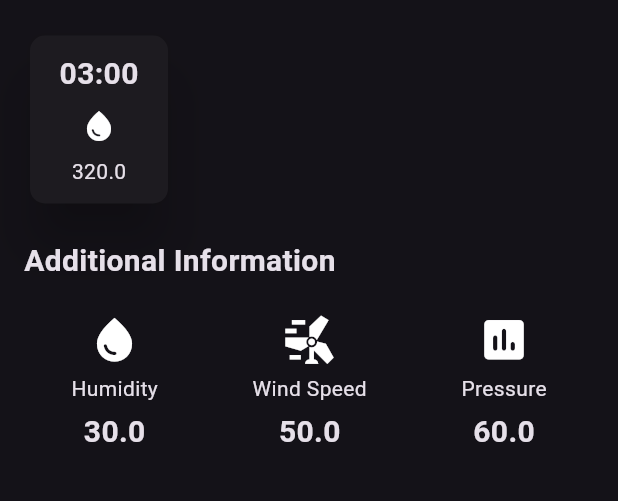
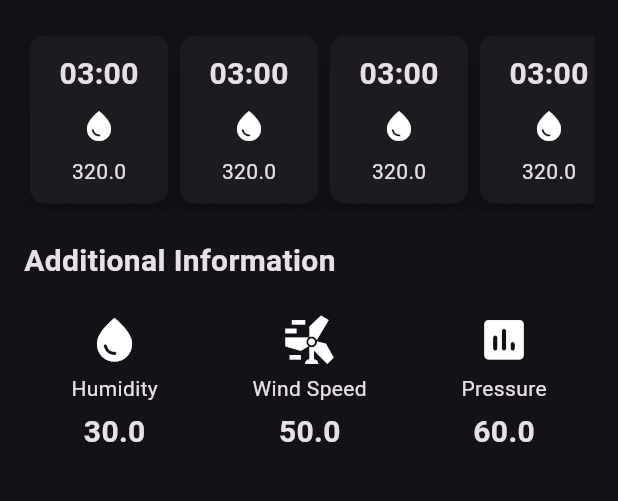
Before and after one commit to takiul-sumon/Weather-App, a Flutter app: the screen it shows after launch, on a phone screen of 412 x 824 dp, the part 494-995 px from its top. Run offline on Flutter 3.47's test engine with Material 3 defaults, Android fonts, the phone set to English and light mode, and no system bars.

Commit message:
Ui Complete

```diff
--- a/lib/Resultbar.dart
+++ b/lib/Resultbar.dart
@@ -16,28 +16,26 @@ class resultBar extends StatelessWidget {
   @override
   Widget build(BuildContext context) {
     return SingleChildScrollView(
-      scrollDirection: Axis.horizontal,
-
       child: SizedBox(
         height: 120,
         child: SizedBox(
           width: 100,
           child: Card(
             elevation: 15,
-            shape: RoundedRectangleBorder(
+            shape:const RoundedRectangleBorder(
                 borderRadius: BorderRadius.all(Radius.circular(10))),
             child: Column(
               mainAxisAlignment: MainAxisAlignment.center,
               children: [
                 Text(
                   '${time}',
-                  style: TextStyle(
+                  style:const TextStyle(
                       fontSize: 20, fontWeight: FontWeight.bold),
                 ),
-                SizedBox(height: 8),
+               const SizedBox(height: 8),
               Icon(ic),
-                SizedBox(height: 8),
-                Text('${temperature}')
+               const SizedBox(height: 8),
+                 Text('${temperature}')
               ],
             ),
           ),
--- a/lib/weather_screan.dart
+++ b/lib/weather_screan.dart
@@ -89,8 +89,17 @@ class WeatherScrean extends StatelessWidget {
             const SizedBox(
               height: 20,
             ),
-            resultBar(ic: Icons.water_drop,temperature: 320,time: '03:00'),
-            const SizedBox(
+            SingleChildScrollView(
+              scrollDirection: Axis.horizontal,
+              child: Row(children: [
+                resultBar(ic: Icons.water_drop,temperature: 320,time: '03:00'),
+              resultBar(ic: Icons.water_drop,temperature: 320,time: '03:00'),
+              resultBar(ic: Icons.water_drop,temperature: 320,time: '03:00'),
+              resultBar(ic: Icons.water_drop,temperature: 320,time: '03:00'),
+              resultBar(ic: Icons.water_drop,temperature: 320,time: '03:00'),
+              ],),
+            )
+            ,const SizedBox(
               height: 20,
             ),
             const Text(
```
